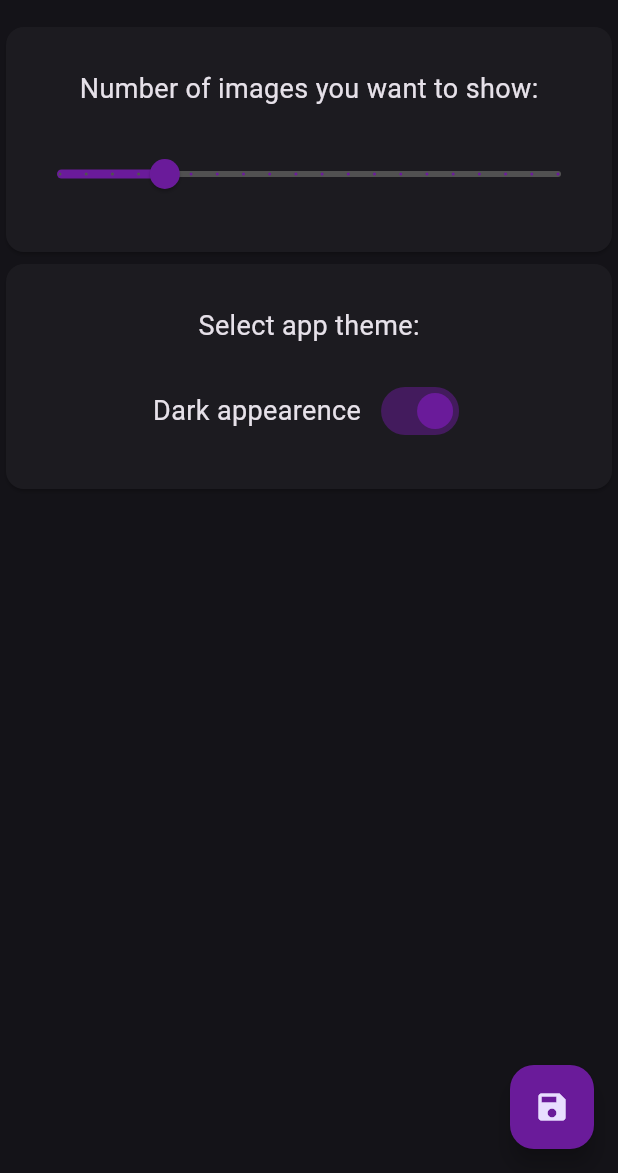
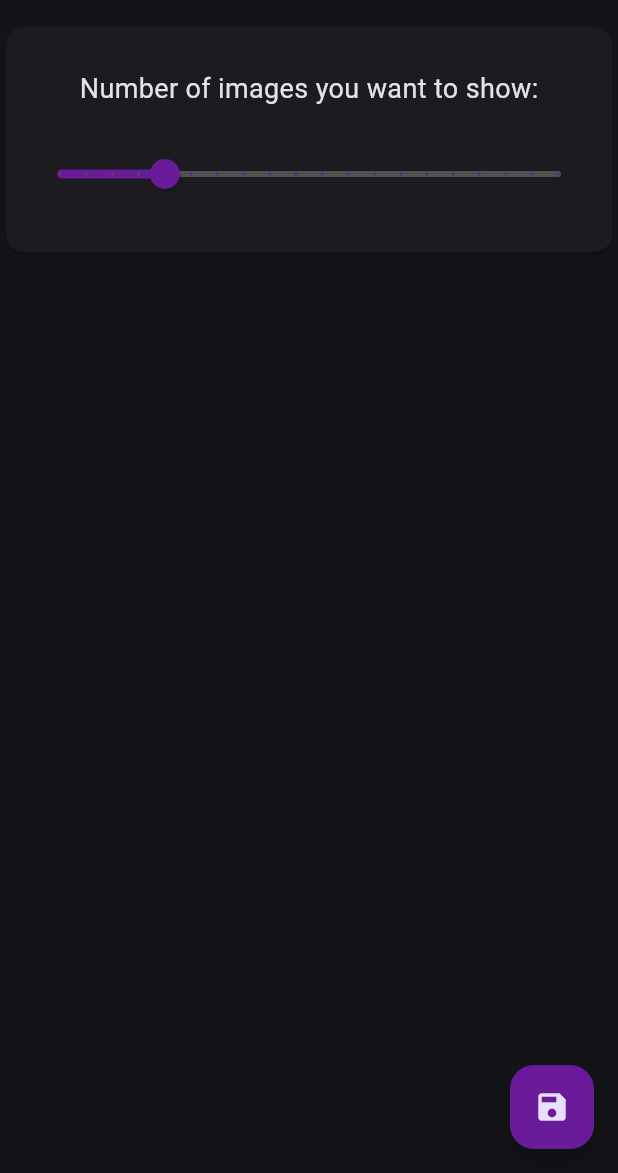
Before and after one commit to ed-morais/Astronomy-Picture-of-the-Day-App, a Flutter app: the SettingsPage screen opened by its route, on a phone screen of 412 x 824 dp, the part 63-1236 px from its top. Run offline on Flutter 3.47's test engine with Material 2 defaults, Android fonts, the phone set to English and light mode, and no system bars; our stand-ins replace flutter_rating_bar, google_fonts, readmore; network calls fail.

Commit message:
remove widget theme

```diff
--- a/lib/pages/settings_page.dart
+++ b/lib/pages/settings_page.dart
@@ -26,7 +26,7 @@ class _SettingsPageState extends State<SettingsPage> {
               showDialog(
                 context: context,
                 builder: (context) {
-                  return const InfoModal();
+                  return const RateModal();
                 },
               );
             },
@@ -82,41 +82,6 @@ class _SettingsPageState extends State<SettingsPage> {
               ),
             ),
           ),
-          Card(
-            child: Padding(
-              padding: const EdgeInsets.all(10.0),
-              child: SizedBox(
-                height: 130,
-                child: Column(
-                  mainAxisAlignment: MainAxisAlignment.center,
-                  children: [
-                    const Text(
-                      'Select app theme:',
-                      style: TextStyle(fontSize: 18.0),
-                    ),
-                    const SizedBox(
-                      width: 800.0,
-                      height: 20.0,
-                    ),
-                    Row(
-                      mainAxisAlignment: MainAxisAlignment.center,
-                      children: [
-                        const Text(
-                          "Dark appearence  ",
-                          style: TextStyle(fontSize: 18.0),
-                        ),
-                        Switch(value: isOn, activeColor: Colors.purple.shade800, onChanged: (_isOn){
-                          setState(() {
-                            isOn = _isOn;
-                          });
-                        }),
-                      ],
-                    )
-                  ],
-                ),
-              ),
-            ),
-          ),
         ],
       ),
 
--- a/lib/widgets/rate_modal.dart
+++ b/lib/widgets/rate_modal.dart
@@ -1,8 +1,8 @@
 import 'package:flutter/material.dart';
 import 'package:flutter_rating_bar/flutter_rating_bar.dart';
 
-class InfoModal extends StatelessWidget {
-  const InfoModal({
+class RateModal extends StatelessWidget {
+  const RateModal({
     super.key,
   });
 
```
